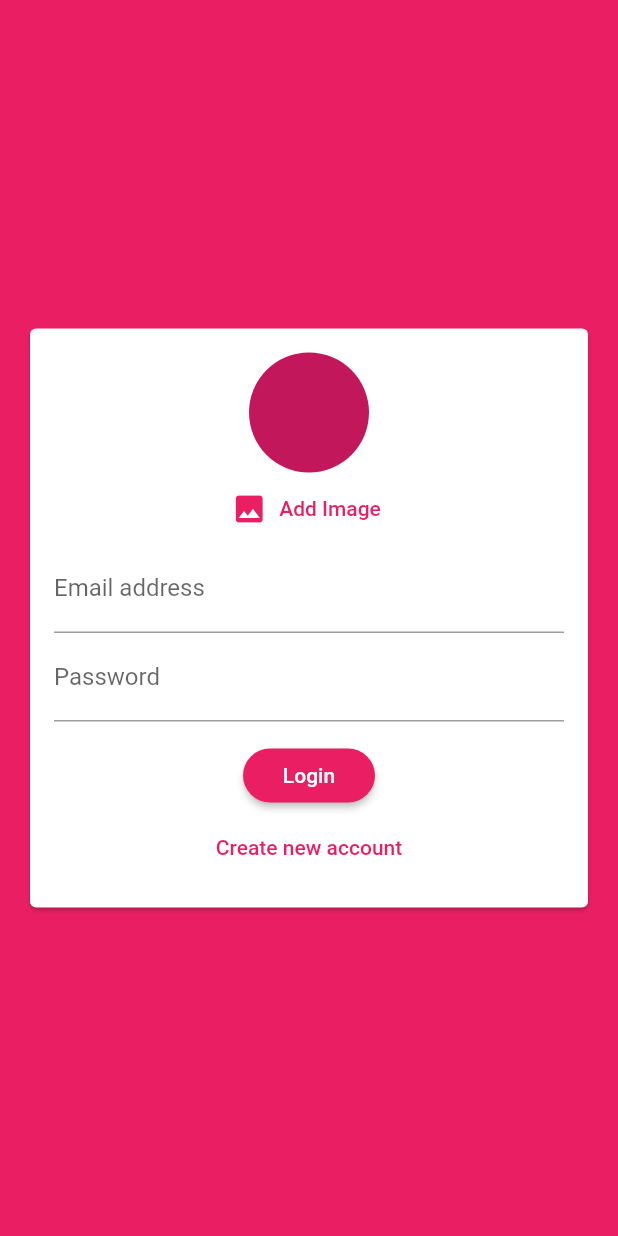
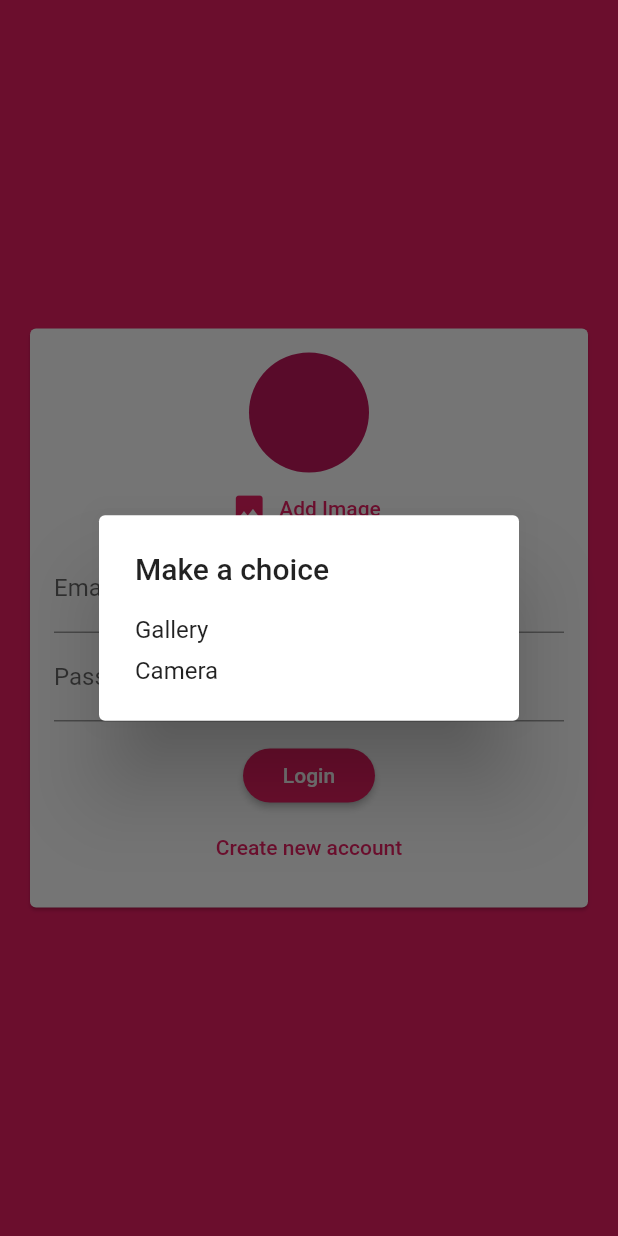
Before and after one commit to bikashKatwal/firebase_chat, a Flutter app: the screen it shows after launch, after a tap on "Add Image", on a phone screen of 412 x 824 dp. Run offline on Flutter 3.47's test engine with Material 2 defaults, Android fonts, the phone set to English and light mode, and no system bars; our stand-ins replace cloud_firestore, device_preview, firebase_auth, image_picker; accounts and stored records are empty.

Commit message:
added image

```diff
--- a/lib/widgets/auth/auth_form.dart
+++ b/lib/widgets/auth/auth_form.dart
@@ -1,3 +1,4 @@
+import 'package:chat_app/widgets/pickers/user_image_picker.dart';
 import 'package:flutter/material.dart';
 
 class AuthForm extends StatefulWidget {
@@ -60,14 +61,7 @@ class _AuthFormState extends State<AuthForm> {
                 child: Column(
                   mainAxisSize: MainAxisSize.min,
                   children: [
-                    CircleAvatar(
-                      radius: 40.0,
-                    ),
-                    FlatButton.icon(
-                        textColor: Theme.of(context).primaryColor,
-                        onPressed: () {},
-                        icon: Icon(Icons.image),
-                        label: Text('Add Image')),
+                    UserImagePicker(),
                     TextFormField(
                       key: ValueKey('email'),
                       validator: (value) {
--- a/lib/widgets/common/common_ui.dart
+++ b/lib/widgets/common/common_ui.dart
@@ -10,3 +10,37 @@ void showSnackBar(
     backgroundColor: color ?? Colors.black,
   ));
 }
+
+Future<void> showChoiceDialog(BuildContext context,
+    {Function openGallary, Function openCamera}) {
+  return showDialog(
+      context: context,
+      builder: (BuildContext context) {
+        return AlertDialog(
+          title: Text("Make a choice"),
+          content: SingleChildScrollView(
+            child: ListBody(
+              children: [
+                GestureDetector(
+                  onTap: () {
+                    openGallary();
+                    Navigator.of(context).pop();
+                  },
+                  child: Text('Gallery'),
+                ),
+                Padding(
+                  padding: const EdgeInsets.all(4.0),
+                ),
+                GestureDetector(
+                  onTap: () {
+                    openCamera();
+                    Navigator.of(context).pop();
+                  },
+                  child: Text('Camera'),
+                )
+              ],
+            ),
+          ),
+        );
+      });
+}
--- /dev/null
+++ b/lib/widgets/pickers/user_image_picker.dart
@@ -0,0 +1,49 @@
+import 'package:chat_app/widgets/common/common_ui.dart';
+import 'package:flutter/material.dart';
+import 'dart:io';
+import 'package:image_picker/image_picker.dart';
+
+class UserImagePicker extends StatefulWidget {
+  @override
+  _UserImagePickerState createState() => _UserImagePickerState();
+}
+
+class _UserImagePickerState extends State<UserImagePicker> {
+  File _image;
+  final picker = ImagePicker();
+
+  Future getImageFromCamera() async {
+    final pickedFile = await picker.getImage(source: ImageSource.camera);
+    setState(() {
+      _image = File(pickedFile.path);
+    });
+  }
+
+  Future getImageFromGallery() async {
+    final pickedFile = await picker.getImage(source: ImageSource.gallery);
+    setState(() {
+      _image = File(pickedFile.path);
+    });
+  }
+
+  @override
+  Widget build(BuildContext context) {
+    return Column(
+      children: [
+        CircleAvatar(
+          radius: 40.0,
+          child: _image == null ? null : Image.file(_image),
+        ),
+        FlatButton.icon(
+            textColor: Theme.of(context).primaryColor,
+            onPressed: () async {
+              await showChoiceDialog(context,
+                  openCamera: getImageFromCamera,
+                  openGallary: getImageFromGallery);
+            },
+            icon: Icon(Icons.image),
+            label: Text('Add Image')),
+      ],
+    );
+  }
+}
--- a/pubspec.yaml
+++ b/pubspec.yaml
@@ -32,6 +32,7 @@ dependencies:
   cloud_firestore: ^0.13.6
   firebase_auth: ^0.16.0
   image_picker: ^0.6.7+6
+  blurhash: ^0.2.0
 
 dev_dependencies:
   flutter_test:
```
